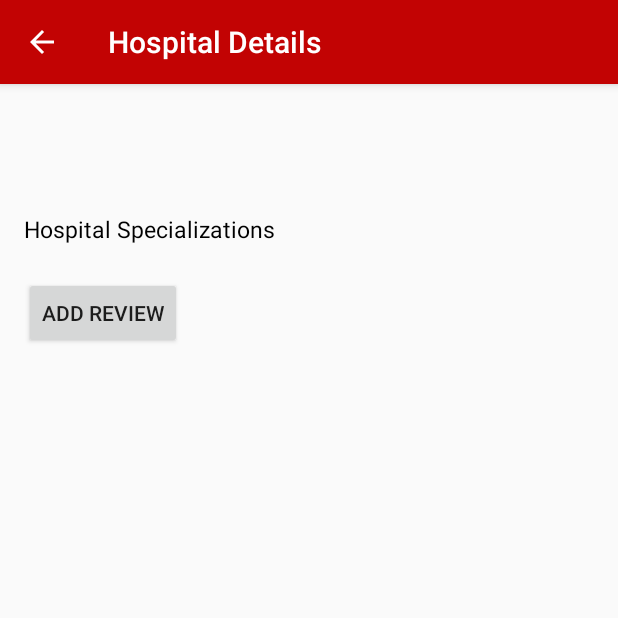
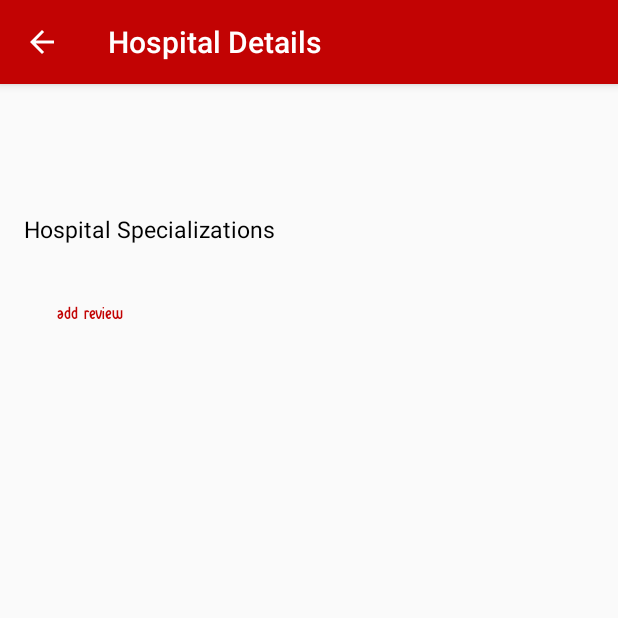
Before and after one commit to FatemaT/software-engineering-Project, an Android app: the Hospital_detail screen opened directly, with no data from a screen before it, on a phone screen of 412 x 824 dp, the top half of it. Run offline under Robolectric (Android 15) with nearby library versions, the phone set to English and light mode, and no system bars; 1 statement that could not run was skipped.

Commit message:
Final Application is up

```diff
--- a/TouristAssist/app/src/main/java/com/cs442/faaltene/touristassist/Bar_detail.java
+++ b/TouristAssist/app/src/main/java/com/cs442/faaltene/touristassist/Bar_detail.java
@@ -63,6 +63,7 @@ public class Bar_detail extends AppCompatActivity {
 
         getSupportActionBar().setDisplayHomeAsUpEnabled(true);
         Typeface tf = Typeface.createFromAsset(getAssets(), "DroidSansMono.ttf");
+
         Intent intent = getIntent();
         reviews = (Review[])intent.getSerializableExtra("reviews");
         bname = (TextView)findViewById(R.id.bname);
@@ -92,6 +93,8 @@ public class Bar_detail extends AppCompatActivity {
         brev = (ListView)findViewById(R.id.brev);
         //New review button
         Button button = (Button) findViewById(R.id.button_add_review);
+        Typeface btf = Typeface.createFromAsset(getAssets(), "green avocado.ttf");
+        button.setTypeface(btf);
         if (button != null) {
             button.setOnClickListener(new View.OnClickListener() {
                 public void onClick(View v) {
--- a/TouristAssist/app/src/main/java/com/cs442/faaltene/touristassist/Hospital_detail.java
+++ b/TouristAssist/app/src/main/java/com/cs442/faaltene/touristassist/Hospital_detail.java
@@ -94,6 +94,8 @@ public class Hospital_detail extends AppCompatActivity {
         task.execute();
         //New review button
         Button button = (Button) findViewById(R.id.button_add_review);
+        Typeface btf = Typeface.createFromAsset(getAssets(), "green avocado.ttf");
+        button.setTypeface(btf);
         if (button != null) {
             button.setOnClickListener(new View.OnClickListener() {
                 public void onClick(View v) {
--- a/TouristAssist/app/src/main/java/com/cs442/faaltene/touristassist/Hotel_detail.java
+++ b/TouristAssist/app/src/main/java/com/cs442/faaltene/touristassist/Hotel_detail.java
@@ -84,6 +84,8 @@ public class Hotel_detail extends AppCompatActivity {
 
         //New review button
         Button button = (Button) findViewById(R.id.button_add_review);
+        Typeface btf = Typeface.createFromAsset(getAssets(), "green avocado.ttf");
+        button.setTypeface(btf);
         if (button != null) {
             button.setOnClickListener(new View.OnClickListener() {
                 public void onClick(View v) {
--- a/TouristAssist/app/src/main/java/com/cs442/faaltene/touristassist/Mall_detail.java
+++ b/TouristAssist/app/src/main/java/com/cs442/faaltene/touristassist/Mall_detail.java
@@ -96,6 +96,8 @@ public class Mall_detail extends AppCompatActivity {
 
         //New review button
         Button button = (Button) findViewById(R.id.button_add_review);
+        Typeface btf = Typeface.createFromAsset(getAssets(), "green avocado.ttf");
+        button.setTypeface(btf);
         if (button != null) {
             button.setOnClickListener(new View.OnClickListener() {
                 public void onClick(View v) {
--- a/TouristAssist/app/src/main/java/com/cs442/faaltene/touristassist/Museum_detail.java
+++ b/TouristAssist/app/src/main/java/com/cs442/faaltene/touristassist/Museum_detail.java
@@ -93,6 +93,8 @@ public class Museum_detail extends AppCompatActivity {
 
         //New review button
         Button button = (Button) findViewById(R.id.button_add_review);
+        Typeface btf = Typeface.createFromAsset(getAssets(), "green avocado.ttf");
+        button.setTypeface(btf);
         if (button != null) {
             button.setOnClickListener(new View.OnClickListener() {
                 public void onClick(View v) {
--- a/TouristAssist/app/src/main/java/com/cs442/faaltene/touristassist/Restaurant_detail.java
+++ b/TouristAssist/app/src/main/java/com/cs442/faaltene/touristassist/Restaurant_detail.java
@@ -97,6 +97,8 @@ public class Restaurant_detail extends AppCompatActivity {
 
         //New review button
         Button button = (Button) findViewById(R.id.button_add_review);
+        Typeface btf = Typeface.createFromAsset(getAssets(), "green avocado.ttf");
+        button.setTypeface(btf);
         if (button != null) {
             button.setOnClickListener(new View.OnClickListener() {
                 public void onClick(View v) {
--- a/TouristAssist/app/src/main/java/com/cs442/faaltene/touristassist/Show_detail.java
+++ b/TouristAssist/app/src/main/java/com/cs442/faaltene/touristassist/Show_detail.java
@@ -95,6 +95,8 @@ public class Show_detail extends AppCompatActivity {
 
         //New review button
         Button button = (Button) findViewById(R.id.button_add_review);
+        Typeface btf = Typeface.createFromAsset(getAssets(), "green avocado.ttf");
+        button.setTypeface(btf);
         if (button != null) {
             button.setOnClickListener(new View.OnClickListener() {
                 public void onClick(View v) {
--- a/TouristAssist/app/src/main/res/layout/content_hospital_detail.xml
+++ b/TouristAssist/app/src/main/res/layout/content_hospital_detail.xml
@@ -50,12 +50,15 @@
         android:textColor="@color/colorPrimary"
         android:text="Hospital Specializations"
         android:layout_below="@+id/hSpectv"/>
-    <Button xmlns:android="http://schemas.android.com/apk/res/android"
-        android:id="@+id/button_add_review"
+    <Button
         android:layout_width="wrap_content"
         android:layout_height="wrap_content"
+        android:text="Add Review"
+        android:id="@+id/button_add_review"
+        style="@style/Widget.AppCompat.Button.Borderless"
+        android:theme="@style/MyButton"
         android:layout_below="@id/hSpec"
-        android:text="Add Review" />
+        android:textColor="@color/colorPrimary" />
     <LinearLayout
         android:layout_width="wrap_content"
         android:layout_height="wrap_content"
```
Also changed, not shown: TouristAssist/app/src/main/res/layout/content_bar_detail.xml (+7 -4 lines), TouristAssist/app/src/main/res/layout/content_hotel_detail.xml (+6 -3 lines), TouristAssist/app/src/main/res/layout/content_mall_detail.xml (+6 -3 lines), TouristAssist/app/src/main/res/layout/content_museum_detail.xml (+6 -3 lines), TouristAssist/app/src/main/res/layout/content_restaurant_detail.xml (+6 -3 lines), TouristAssist/app/src/main/res/layout/content_show_detail.xml (+6 -3 lines).
